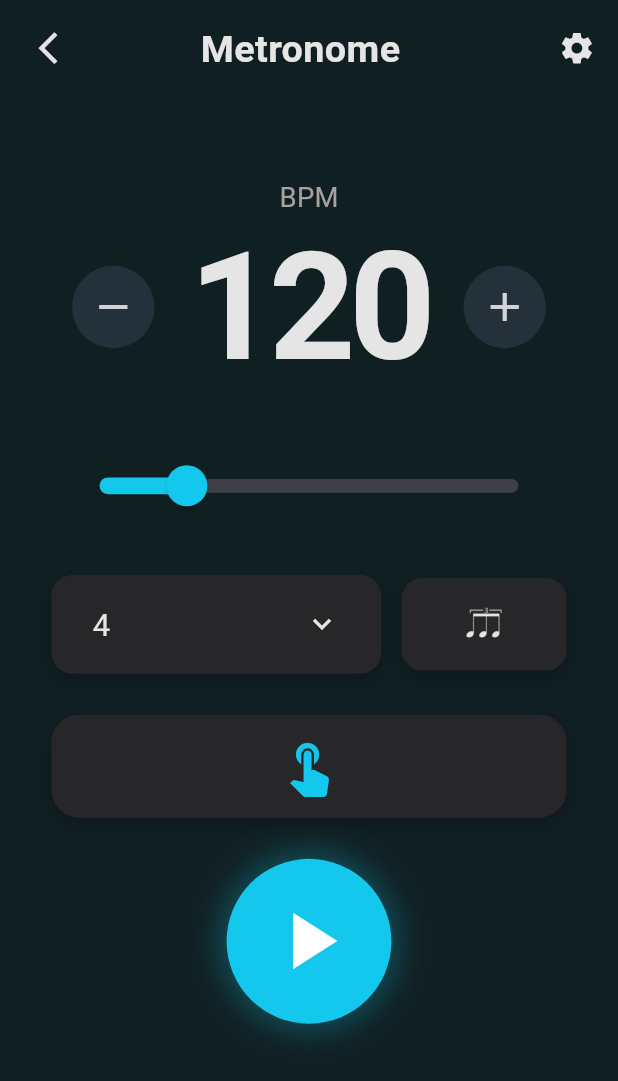
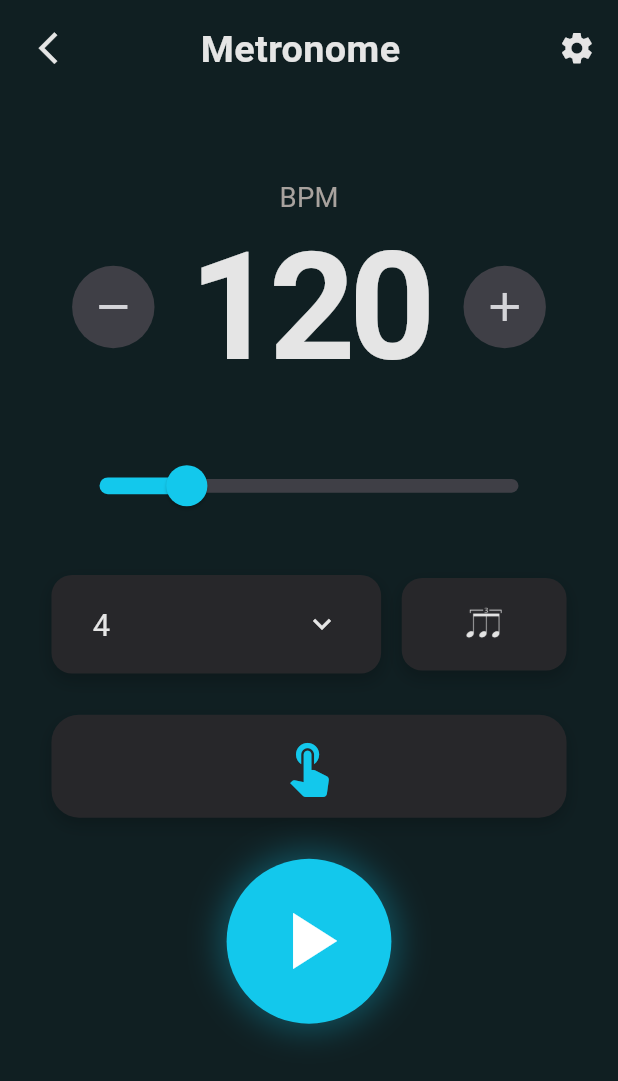
Before and after one commit to eun01210/Guitar_Helper, a Flutter app: the screen it shows after launch, after a tap on "Metronome", on a phone screen of 412 x 824 dp. Shown: the top 1081 px of the screen. Run offline on Flutter 3.47's test engine with Material 3 defaults, Android fonts, the phone set to English and light mode, and no system bars; our stand-ins replace shared_preferences; missing offline and left inert: dart:js_interop, metronome, pitch_detector_dart, record.

Commit message:
save theme

```diff
--- a/lib/main.dart
+++ b/lib/main.dart
@@ -1,11 +1,29 @@
 import 'package:flutter/material.dart';
+import 'package:shared_preferences/shared_preferences.dart';
 import 'package:guitar_helper/pages/title.dart';
 import 'package:guitar_helper/util/theme_color.dart';
 
 // 테마 상태 관리자 (앱 전체에서 접근, 기본값: 다크)
 final ValueNotifier<ThemeMode> themeNotifier = ValueNotifier(ThemeMode.dark);
 
-void main() {
+Future<void> main() async {
+  WidgetsFlutterBinding.ensureInitialized();
+
+  // 저장된 테마 불러오기
+  final prefs = await SharedPreferences.getInstance();
+  final String? savedTheme = prefs.getString('themeMode');
+
+  // 테마가 light인 경우 변경 (기본값은 dark)
+  if (savedTheme == 'light') {
+    themeNotifier.value = ThemeMode.light;
+  }
+
+  // 테마 값 변경 시 저장
+  themeNotifier.addListener(() {
+    prefs.setString(
+        'themeMode', themeNotifier.value == ThemeMode.light ? 'light' : 'dark');
+  });
+
   runApp(const MyApp());
 }
 
--- a/lib/pages/designs/metronome_view.dart
+++ b/lib/pages/designs/metronome_view.dart
@@ -40,7 +40,7 @@ class MetronomeView extends StatelessWidget {
     final Color bgColor = colorScheme.tertiary;
     final Color textColor = colorScheme.onSurface;
     final Color subTextColor = colorScheme.onSurfaceVariant;
-    final Color buttonBgColor = colorScheme.surfaceContainer;
+    final Color buttonBgColor = colorScheme.outlineVariant;
     final Color buttonFgColor = colorScheme.outline;
     final Color containerColor = colorScheme.secondaryContainer;
 
--- a/lib/util/theme_color.dart
+++ b/lib/util/theme_color.dart
@@ -14,11 +14,11 @@ ThemeData darkColor() {
       secondary: Color(0xFF171717), // 코드/스케일 카드, 버튼 컬러
       secondaryContainer: Color(0xFF27272A), // 메트로놈 버튼, 셀렉트 박스 컬러
       onSurface: Color(0xFFE5E5E5), // 기본 텍스트 컬러
-      surfaceContainer: Color(0x80374151), // 세팅 구분선, 튜너/메트로놈 버튼 컬러
+      surfaceContainer: Color(0x80374151), // 세팅 구분선, 튜너 미터기 컬러
       onSurfaceVariant: Color(0xFFA8A29E), // 서브 텍스트 컬러
       tertiary: Color(0xFF101F22), // 기본 배경 컬러
       outline: Color(0xFFD4D4D8), // 버튼 텍스트 컬러
-      outlineVariant: Color(0xFF3F3F46), // 손/도 토글 배경 컬러
+      outlineVariant: Color(0xFF3F3F46), // 손/도 토글 배경, 메트로놈 버튼 컬러
     ),
   );
 }
--- a/lib/widgets/select.dart
+++ b/lib/widgets/select.dart
@@ -29,6 +29,8 @@ class ChordSelectBox extends StatelessWidget {
         height: 40 * scaleFactor,
         child: DropdownButtonHideUnderline(
           child: DropdownButton<String>(
+            focusColor: Colors.transparent,
+            autofocus: false,
             value: value,
             isExpanded: true,
             icon: Padding(
--- a/pubspec.yaml
+++ b/pubspec.yaml
@@ -16,7 +16,7 @@ publish_to: 'none' # Remove this line if you wish to publish to pub.dev
 # https://developer.apple.com/library/archive/documentation/General/Reference/InfoPlistKeyReference/Articles/CoreFoundationKeys.html
 # In Windows, build-name is used as the major, minor, and patch parts
 # of the product and file versions while build-number is used as the build suffix.
-version: 1.0.0+10
+version: 1.0.0+11
 
 environment:
   sdk: '>=3.4.0 <4.0.0'
@@ -39,6 +39,7 @@ dependencies:
   record: ^6.1.2 # 음성 받아오기
   flutter_bloc: ^8.1.6 # 상태 관리를 위해 추가
   metronome: ^2.0.7 # 메트로놈 기능
+  shared_preferences: ^2.5.4
 
 dev_dependencies:
   flutter_launcher_icons: ^0.13.1
```
Also changed, not shown: pubspec.lock, 3 other files.
